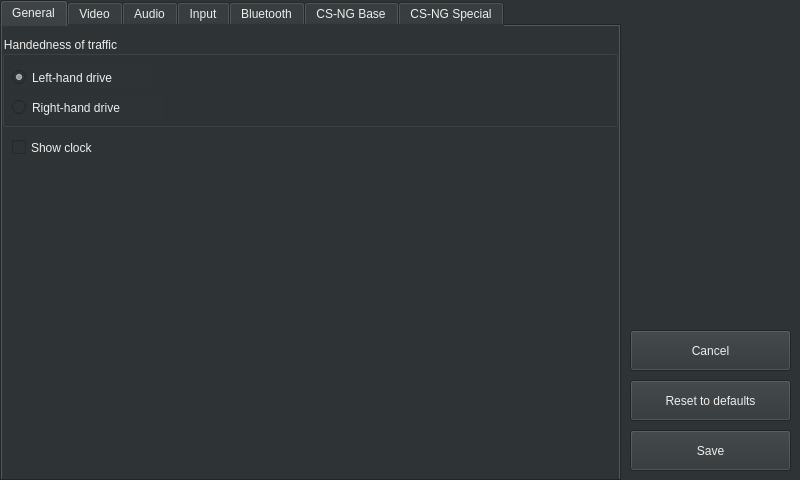
First picture: the form in src/autoapp/UI/settingswindow.ui, repository arash-rasouli/openauto, before the edit.
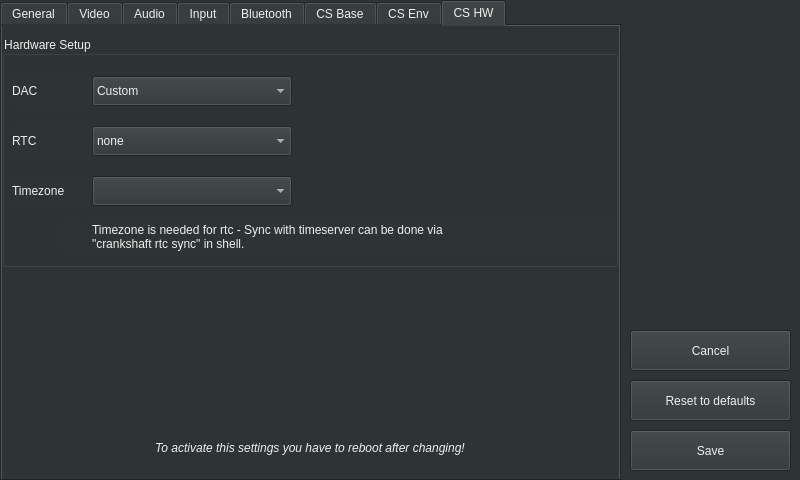
Second picture: the form after the edit. The open tabs and pages were chosen to show the change. Icons and pictures are not drawn.

Commit message: Include hardware setup

Patch:
```diff
--- a/src/autoapp/UI/settingswindow.ui
+++ b/src/autoapp/UI/settingswindow.ui
@@ -1134,7 +1134,7 @@
    </widget>
    <widget class="QWidget" name="tabCrankshaftNG">
     <attribute name="title">
-     <string>CS-NG Base</string>
+     <string>CS Base</string>
     </attribute>
     <widget class="QGroupBox" name="groupBoxSystemInfo">
      <property name="geometry">
@@ -1538,7 +1538,7 @@
    </widget>
    <widget class="QWidget" name="tabGPIO">
     <attribute name="title">
-     <string>CS-NG Special</string>
+     <string>CS Env</string>
     </attribute>
     <widget class="QGroupBox" name="groupBoxGPIO">
      <property name="geometry">
@@ -2634,6 +2634,275 @@
      </widget>
     </widget>
    </widget>
+   <widget class="QWidget" name="tab">
+    <attribute name="title">
+     <string>CS HW</string>
+    </attribute>
+    <widget class="QGroupBox" name="groupBoxHardware">
+     <property name="geometry">
+      <rect>
+       <x>0</x>
+       <y>10</y>
+       <width>616</width>
+       <height>231</height>
+      </rect>
+     </property>
+     <property name="title">
+      <string>Hardware Setup</string>
+     </property>
+     <widget class="QComboBox" name="comboBoxHardwareRTC">
+      <property name="geometry">
+       <rect>
+        <x>90</x>
+        <y>90</y>
+        <width>200</width>
+        <height>30</height>
+       </rect>
+      </property>
+      <property name="editable">
+       <bool>false</bool>
+      </property>
+      <property name="currentText">
+       <string>none</string>
+      </property>
+      <item>
+       <property name="text">
+        <string>none</string>
+       </property>
+      </item>
+      <item>
+       <property name="text">
+        <string>abx80x</string>
+       </property>
+      </item>
+      <item>
+       <property name="text">
+        <string>ds1307</string>
+       </property>
+      </item>
+      <item>
+       <property name="text">
+        <string>ds1339</string>
+       </property>
+      </item>
+      <item>
+       <property name="text">
+        <string>ds3231</string>
+       </property>
+      </item>
+      <item>
+       <property name="text">
+        <string>mcp7940x</string>
+       </property>
+      </item>
+      <item>
+       <property name="text">
+        <string>mcp7941x</string>
+       </property>
+      </item>
+      <item>
+       <property name="text">
+        <string>pcf2127</string>
+       </property>
+      </item>
+      <item>
+       <property name="text">
+        <string>pcf8523</string>
+       </property>
+      </item>
+      <item>
+       <property name="text">
+        <string>pcf8563</string>
+       </property>
+      </item>
+     </widget>
+     <widget class="QLabel" name="labelHardwareRTC">
+      <property name="geometry">
+       <rect>
+        <x>10</x>
+        <y>90</y>
+        <width>80</width>
+        <height>30</height>
+       </rect>
+      </property>
+      <property name="text">
+       <string>RTC</string>
+      </property>
+     </widget>
+     <widget class="QComboBox" name="comboBoxHardwareDAC">
+      <property name="geometry">
+       <rect>
+        <x>90</x>
+        <y>40</y>
+        <width>200</width>
+        <height>30</height>
+       </rect>
+      </property>
+      <property name="editable">
+       <bool>false</bool>
+      </property>
+      <property name="currentText">
+       <string>Raspberry Pi - Onboard</string>
+      </property>
+      <item>
+       <property name="text">
+        <string>Custom</string>
+       </property>
+      </item>
+      <item>
+       <property name="text">
+        <string>Raspberry Pi - Onboard</string>
+       </property>
+      </item>
+      <item>
+       <property name="text">
+        <string>Allo - Boss</string>
+       </property>
+      </item>
+      <item>
+       <property name="text">
+        <string>Allo - Piano</string>
+       </property>
+      </item>
+      <item>
+       <property name="text">
+        <string>Audioinjector - Zero</string>
+       </property>
+      </item>
+      <item>
+       <property name="text">
+        <string>Audioinjector - Stereo</string>
+       </property>
+      </item>
+      <item>
+       <property name="text">
+        <string>Hifiberry - DAC</string>
+       </property>
+      </item>
+      <item>
+       <property name="text">
+        <string>Hifiberry - DAC Plus</string>
+       </property>
+      </item>
+      <item>
+       <property name="text">
+        <string>Hifiberry - DAC Digi</string>
+       </property>
+      </item>
+      <item>
+       <property name="text">
+        <string>Hifiberry - DAC Amp</string>
+       </property>
+      </item>
+     </widget>
+     <widget class="QLabel" name="labelHardwareDAC">
+      <property name="geometry">
+       <rect>
+        <x>10</x>
+        <y>40</y>
+        <width>80</width>
+        <height>30</height>
+       </rect>
+      </property>
+      <property name="text">
+       <string>DAC</string>
+      </property>
+     </widget>
+     <widget class="QComboBox" name="comboBoxTZ">
+      <property name="geometry">
+       <rect>
+        <x>90</x>
+        <y>140</y>
+        <width>200</width>
+        <height>30</height>
+       </rect>
+      </property>
+      <property name="editable">
+       <bool>false</bool>
+      </property>
+      <property name="currentText">
+       <string/>
+      </property>
+     </widget>
+     <widget class="QLabel" name="labelHardwareRTC_2">
+      <property name="geometry">
+       <rect>
+        <x>10</x>
+        <y>140</y>
+        <width>80</width>
+        <height>30</height>
+       </rect>
+      </property>
+      <property name="text">
+       <string>Timezone</string>
+      </property>
+     </widget>
+     <widget class="QLabel" name="labelTimeZoneIcon">
+      <property name="geometry">
+       <rect>
+        <x>60</x>
+        <y>186</y>
+        <width>21</width>
+        <height>31</height>
+       </rect>
+      </property>
+      <property name="text">
+       <string>&lt;html&gt;&lt;head/&gt;&lt;body&gt;&lt;p&gt;&lt;img src=&quot;:/ico_info.png&quot;/&gt;&lt;/p&gt;&lt;/body&gt;&lt;/html&gt;</string>
+      </property>
+     </widget>
+     <widget class="QLabel" name="labelTimeZone">
+      <property name="geometry">
+       <rect>
+        <x>90</x>
+        <y>180</y>
+        <width>521</width>
+        <height>41</height>
+       </rect>
+      </property>
+      <property name="text">
+       <string>Timezone is needed for rtc - Sync with timeserver can be done via
+&quot;crankshaft rtc sync&quot; in shell.</string>
+      </property>
+     </widget>
+    </widget>
+    <widget class="QLabel" name="labelSettingsInfo_3">
+     <property name="geometry">
+      <rect>
+       <x>0</x>
+       <y>410</y>
+       <width>616</width>
+       <height>23</height>
+      </rect>
+     </property>
+     <property name="font">
+      <font>
+       <italic>true</italic>
+      </font>
+     </property>
+     <property name="text">
+      <string>To activate this settings you have to reboot after changing!</string>
+     </property>
+     <property name="alignment">
+      <set>Qt::AlignCenter</set>
+     </property>
+     <property name="wordWrap">
+      <bool>true</bool>
+     </property>
+    </widget>
+    <widget class="QLabel" name="labelSettingsInfo_Icon_3">
+     <property name="geometry">
+      <rect>
+       <x>10</x>
+       <y>406</y>
+       <width>31</width>
+       <height>31</height>
+      </rect>
+     </property>
+     <property name="text">
+      <string>&lt;html&gt;&lt;head/&gt;&lt;body&gt;&lt;p align=&quot;justify&quot;&gt;&lt;img src=&quot;:/ico_warning.png&quot;/&gt;&lt;/p&gt;&lt;/body&gt;&lt;/html&gt;</string>
+     </property>
+    </widget>
+   </widget>
   </widget>
   <widget class="QLabel" name="labelSettingsIcon">
    <property name="geometry">
```
The commit also changes 1 other file.
